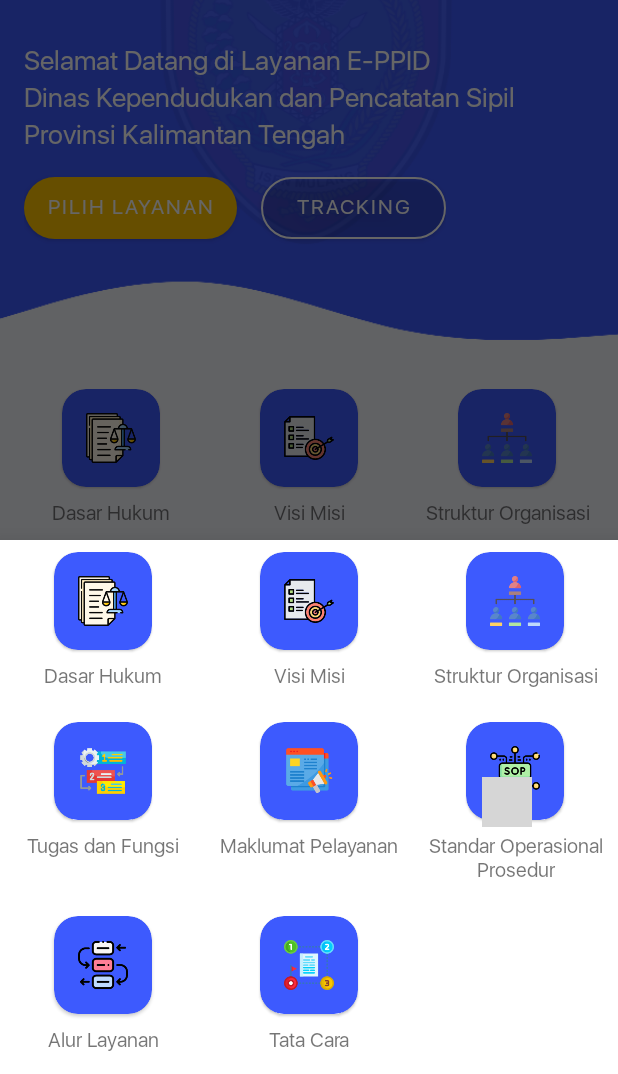
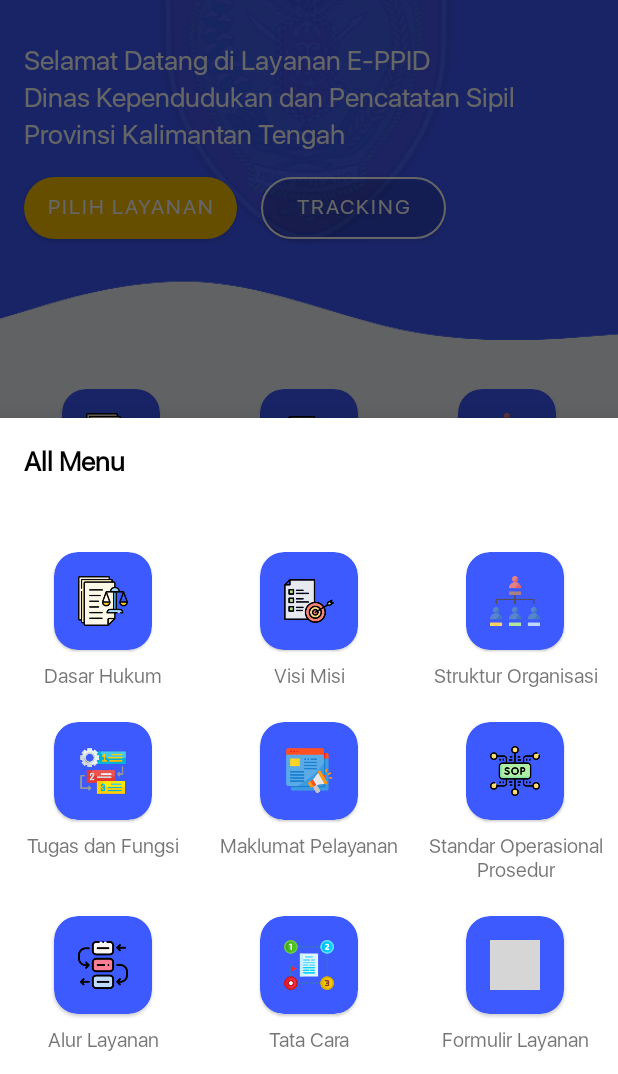
Before and after one commit to sentralbisnisdigital/Android-PPID-Disdukcapil-Kalteng, an Android app: the fragment AllMenuFragment placed in its activity, on a phone screen of 412 x 824 dp, the part 162-1236 px from its top. Run offline under Robolectric (Android 15) with nearby library versions, the phone set to English and light mode, and no system bars; our stand-ins replace navigation-ui; libraries missing offline, so code that uses them is left out: com.blogspot.atifsoftwares; grey boxes are pictures that could not be loaded.

Commit message:
ada bug menu baru (all menu) tidak muncul

```diff
--- a/app/src/main/java/disdukcapil/kalteng/ppid/ui/views/fragments/MainFragment.kt
+++ b/app/src/main/java/disdukcapil/kalteng/ppid/ui/views/fragments/MainFragment.kt
@@ -92,8 +92,8 @@ class MainFragment : Fragment(), IClick {
 
     private fun setupObserver() {
         val menuItem = MenuObject.item()
-        if (menuItem.size > 12) {
-            menuItem.subList(11, menuItem.size).clear()
+        if (menuItem.size > 9) {
+            menuItem.subList(8, menuItem.size).clear()
             menuItem.add(MenuObject.addAppsButton)
         }
         renderList(menuItem)
--- a/app/src/main/java/disdukcapil/kalteng/ppid/utils/MenuObject.kt
+++ b/app/src/main/java/disdukcapil/kalteng/ppid/utils/MenuObject.kt
@@ -94,6 +94,20 @@ object MenuObject {
                     pengaduan = Env.url("/pengaduan", "/ppid/formulir-layanan")
                 )
             ),
+
+            Menu(
+                icon = R.drawable.contact_form,
+                title = "Tarif / Biaya",
+                url = null,
+                subtitle = "lorem",
+                destination = null,
+                subMenu = subMenu(
+                    permintaanInformasi = Env.url("/permintaan-informasi", "/ppid/formulir-layanan"),
+                    keberatan = Env.url("/keberatan", "/ppid/formulir-layanan"),
+                    penyelesaianSengketa = Env.url("/penyelesaian-sengketa", "/ppid/formulir-layanan"),
+                    pengaduan = Env.url("/pengaduan", "/ppid/formulir-layanan")
+                )
+            ),
         )
     }
 
--- a/app/src/main/res/layout/fragment_all_menu.xml
+++ b/app/src/main/res/layout/fragment_all_menu.xml
@@ -1,14 +1,39 @@
 <?xml version="1.0" encoding="utf-8"?>
 <FrameLayout xmlns:android="http://schemas.android.com/apk/res/android"
+    xmlns:app="http://schemas.android.com/apk/res-auto"
     xmlns:tools="http://schemas.android.com/tools"
     android:layout_width="match_parent"
     android:layout_height="match_parent"
     tools:context=".ui.views.fragments.AllMenuFragment">
 
-    <androidx.recyclerview.widget.RecyclerView
-        android:id="@+id/recycler_view"
+    <androidx.constraintlayout.widget.ConstraintLayout
         android:layout_width="match_parent"
-        android:layout_height="match_parent"
-        tools:listitem="@layout/item_menu"/>
+        android:layout_height="match_parent">
+
+        <TextView
+            android:id="@+id/text_title"
+            android:layout_width="match_parent"
+            android:layout_height="wrap_content"
+            android:padding="16dp"
+            android:textColor="?attr/colorPrimaryDark"
+            android:textSize="18sp"
+            android:text="All Menu"
+            android:textStyle="bold"
+            app:layout_constraintEnd_toEndOf="parent"
+            app:layout_constraintStart_toStartOf="parent"
+            app:layout_constraintTop_toTopOf="parent" />
+
+        <androidx.recyclerview.widget.RecyclerView
+            android:id="@+id/recycler_view"
+            android:layout_width="wrap_content"
+            android:layout_height="wrap_content"
+            android:layout_marginTop="22dp"
+            app:layout_constraintBottom_toBottomOf="parent"
+            app:layout_constraintEnd_toEndOf="parent"
+            app:layout_constraintStart_toStartOf="parent"
+            app:layout_constraintTop_toBottomOf="@+id/text_title"
+            tools:listitem="@layout/item_menu" />
+    </androidx.constraintlayout.widget.ConstraintLayout>
+
 
 </FrameLayout>
```
